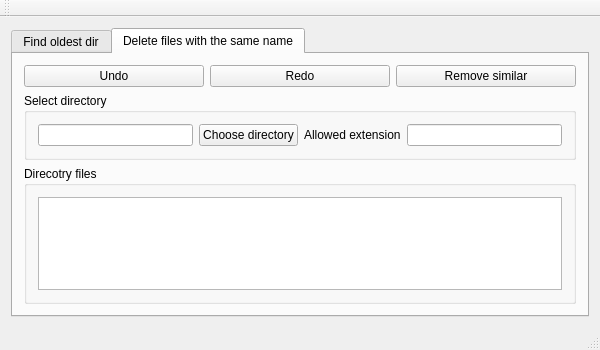
Qt form 3QtApplication/mainwindow.ui (BohdanRomaniuk/Unix-Programming) before a commit.
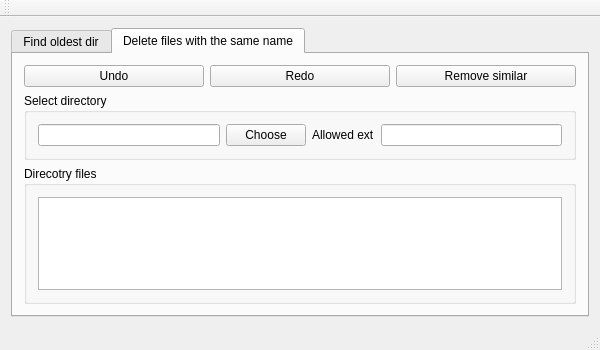
The same form after that commit. The open tabs and pages were chosen to show the change.

Patch:
```diff
--- a/3QtApplication/mainwindow.ui
+++ b/3QtApplication/mainwindow.ui
@@ -113,14 +113,14 @@
            <item>
             <widget class="QPushButton" name="chooseDirButton2">
              <property name="text">
-              <string>Choose directory</string>
+              <string>Choose</string>
              </property>
             </widget>
            </item>
            <item>
             <widget class="QLabel" name="allowedExt">
              <property name="text">
-              <string>Allowed extension</string>
+              <string>Allowed ext</string>
              </property>
             </widget>
            </item>
```
Left out of the diff: 4 changed lines with no effect on the pictures.
